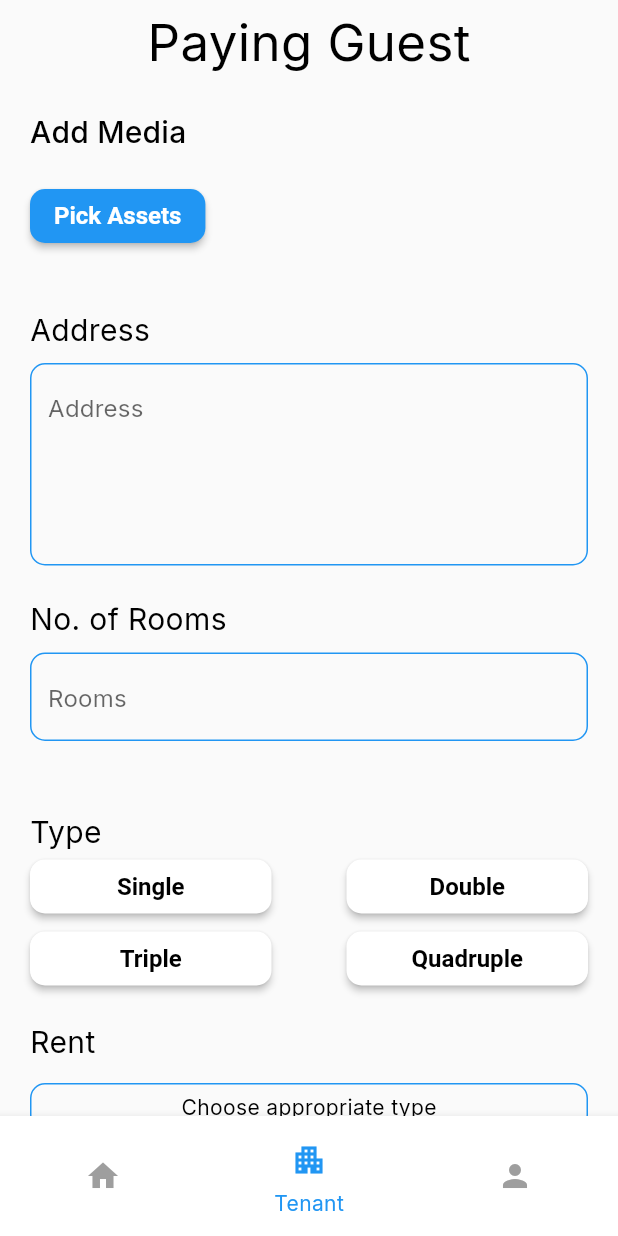
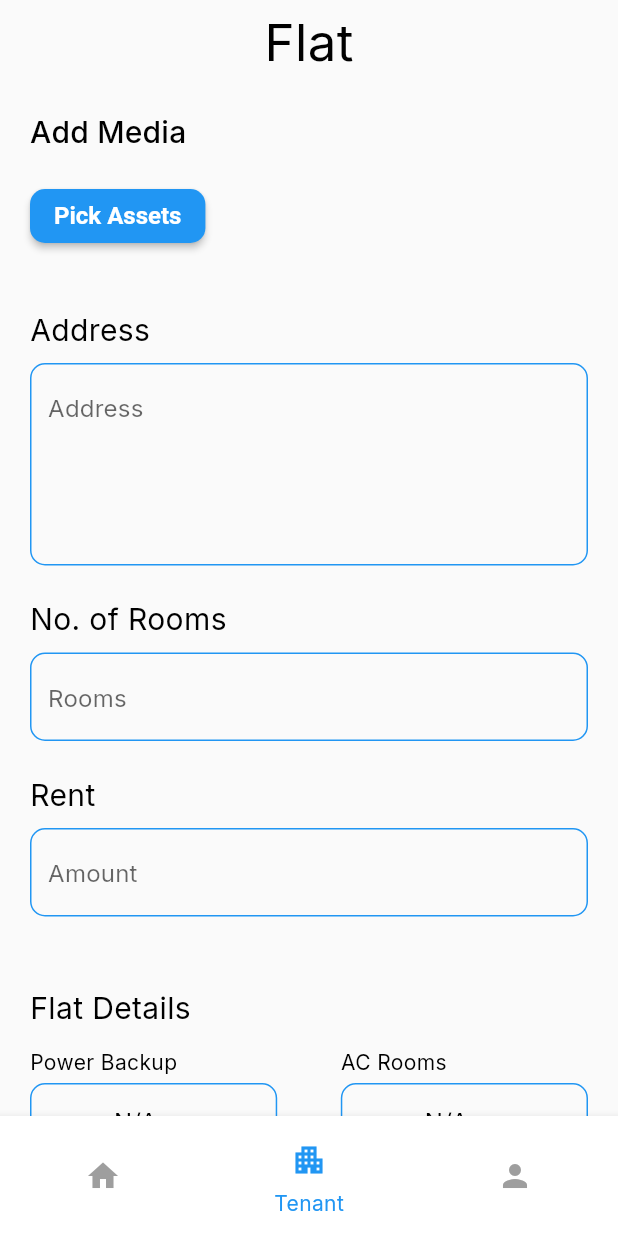
Before and after one commit to A-d-i-b/RentIt-Owner, a Flutter app: the screen it shows after launch, swiped to page 2, on a phone screen of 412 x 824 dp. Run offline on Flutter 3.47's test engine with Material 2 defaults, Android fonts, the phone set to English and light mode, and no system bars; our stand-ins replace get, google_fonts, image_picker; network calls fail; statements that could not run were skipped.

Commit message:
parsed data stored in json to variables

```diff
--- a/lib/Forms/flat_form.dart
+++ b/lib/Forms/flat_form.dart
@@ -261,7 +261,6 @@ class _FlatFormState extends State<FlatForm> {
             child: ElevatedButton(
               onPressed: () {
                 FocusManager.instance.primaryFocus?.unfocus();
-                print(flatFormController.flatFormModel.value.toJson());
               },
               child: SizedBox(
                 width: Get.width / 3.5,
--- a/lib/Screens/home_screen.dart
+++ b/lib/Screens/home_screen.dart
@@ -1,7 +1,7 @@
 import 'package:flutter/material.dart';
 import 'package:househunt/Screens/owner_profile_screen.dart';
+import 'package:househunt/screens/flat_screen.dart';
 import 'package:househunt/screens/landing_home_screen.dart';
-import 'package:househunt/screens/pg_screen.dart';
 import 'package:househunt/theme/base_theme.dart';
 import 'package:househunt/widgets/bottom_bar_icon.dart';
 
@@ -73,7 +73,7 @@ class _HomeScreenState extends State<HomeScreen> {
         controller: pageController,
         children: [
           const LandingHomeScreen(),
-          PgHome(),
+          FlatHome(),
           // TenantList(),
           const OwnerProfile(),
           // PgHome()
--- a/lib/Screens/tenant_profile_screen.dart
+++ b/lib/Screens/tenant_profile_screen.dart
@@ -4,7 +4,7 @@ import 'package:househunt/utils/child_card.dart';
 import 'package:househunt/utils/reusable_card.dart';
 
 class TenantProfile extends StatefulWidget {
-  TenantProfile({
+  const TenantProfile({
     Key? key,
   }) : super(key: key);
 
@@ -16,7 +16,7 @@ class _TenantProfileState extends State<TenantProfile> {
   @override
   Widget build(BuildContext context) {
     var data = Get.arguments;
-    print(data);
+
     return Scaffold(
       appBar: AppBar(
         centerTitle: true,
@@ -36,7 +36,7 @@ class _TenantProfileState extends State<TenantProfile> {
               child: CircleAvatar(
                   radius: 82,
                   backgroundImage: data['TenantImage'] ??
-                      AssetImage('images/tenantexample.jpeg')),
+                      const AssetImage('images/tenantexample.jpeg')),
             ),
             const SizedBox(height: 20),
             Padding(
--- a/lib/models/pg_form_model.dart
+++ b/lib/models/pg_form_model.dart
@@ -66,10 +66,10 @@ class PgFormModel
       pgName: json['name'],
       address: json['address'],
       noOfRooms: json['no_of_rooms'],
-      singleRoomRent: json["rents"]["single_sharing"],
-      doubleRoomRent: json["rents"]["double_sharing"],
-      tripleRoomRent: json["rents"]["triple_sharing"],
-      fourRoomRent: json["rents"]["four_sharing"],
+      singleRoomRent: (json["rents"]["single_sharing"])?.toDouble(),
+      doubleRoomRent: (json["rents"]["double_sharing"])?.toDouble(),
+      tripleRoomRent: (json["rents"]["triple_sharing"])?.toDouble(),
+      fourRoomRent: (json["rents"]["four_sharing"])?.toDouble(),
       powerBackup: json['details']['power_backup'],
       acRooms: json['details']['ac_rooms'],
       maintenance: json['details']['maintenance'],
--- a/lib/routes.dart
+++ b/lib/routes.dart
@@ -9,6 +9,6 @@ final routes = [
   GetPage(name: '/', page: () => const HomeScreen()),
   GetPage(name: '/add-pg', page: () => PgHome()),
   GetPage(name: '/add-flat', page: () => FlatHome()),
-  GetPage(name: '/tenant-profile', page: () => TenantProfile()),
-  GetPage(name: '/contact-screen', page: () => ContactUs()),
+  GetPage(name: '/tenant-profile', page: () => const TenantProfile()),
+  GetPage(name: '/contact-screen', page: () => const ContactUs()),
 ];
--- a/lib/widgets/input_field.dart
+++ b/lib/widgets/input_field.dart
@@ -18,7 +18,7 @@ class Field extends StatelessWidget {
   final int? maxLines;
   final Function onChange;
 
-  PgFormController pgFormController = Get.put(PgFormController());
+  final PgFormController pgFormController = Get.put(PgFormController());
 
   @override
   Widget build(BuildContext context) {
```
Also changed, not shown: lib/controllers/flat_form_controller.dart (+11 -36 lines), lib/controllers/pg_form_controller.dart (+14 -0 lines).
